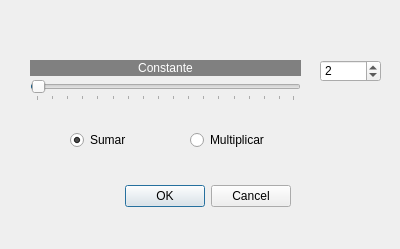
Old version of the form QFotoPaint5-Prac-Prueba/ajustarcanales.ui in the repository albertogg023/MiniPhotoshopWithOpenCV.
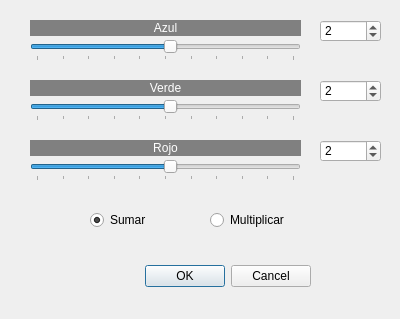
New version of the form.

```diff
--- a/QFotoPaint5-Prac-Prueba/ajustarcanales.ui
+++ b/QFotoPaint5-Prac-Prueba/ajustarcanales.ui
@@ -7,7 +7,7 @@
     <x>0</x>
     <y>0</y>
     <width>400</width>
-    <height>249</height>
+    <height>319</height>
    </rect>
   </property>
   <property name="windowTitle">
@@ -16,8 +16,8 @@
   <widget class="QDialogButtonBox" name="buttonBox">
    <property name="geometry">
     <rect>
-     <x>-50</x>
-     <y>180</y>
+     <x>-30</x>
+     <y>260</y>
      <width>341</width>
      <height>32</height>
     </rect>
@@ -33,7 +33,7 @@
    <property name="geometry">
     <rect>
      <x>30</x>
-     <y>60</y>
+     <y>20</y>
      <width>271</width>
      <height>16</height>
     </rect>
@@ -43,7 +43,7 @@
 color: rgb(255, 255, 255);</string>
    </property>
    <property name="text">
-    <string>Constante</string>
+    <string>Azul</string>
    </property>
    <property name="alignment">
     <set>Qt::AlignCenter</set>
@@ -53,16 +53,16 @@
    <property name="geometry">
     <rect>
      <x>320</x>
-     <y>60</y>
+     <y>20</y>
      <width>61</width>
      <height>22</height>
     </rect>
    </property>
    <property name="minimum">
-    <number>1</number>
+    <number>-50</number>
    </property>
    <property name="maximum">
-    <number>255</number>
+    <number>50</number>
    </property>
    <property name="value">
     <number>2</number>
@@ -72,16 +72,16 @@
    <property name="geometry">
     <rect>
      <x>30</x>
-     <y>80</y>
+     <y>40</y>
      <width>271</width>
      <height>21</height>
     </rect>
    </property>
    <property name="minimum">
-    <number>1</number>
+    <number>-50</number>
    </property>
    <property name="maximum">
-    <number>255</number>
+    <number>50</number>
    </property>
    <property name="value">
     <number>2</number>
@@ -93,14 +93,14 @@
     <enum>QSlider::TicksBelow</enum>
    </property>
    <property name="tickInterval">
-    <number>15</number>
+    <number>10</number>
    </property>
   </widget>
   <widget class="QRadioButton" name="radioButton">
    <property name="geometry">
     <rect>
-     <x>70</x>
-     <y>130</y>
+     <x>90</x>
+     <y>210</y>
      <width>95</width>
      <height>20</height>
     </rect>
@@ -115,8 +115,8 @@
   <widget class="QRadioButton" name="radioButton_2">
    <property name="geometry">
     <rect>
-     <x>190</x>
-     <y>130</y>
+     <x>210</x>
+     <y>210</y>
      <width>95</width>
      <height>20</height>
     </rect>
@@ -125,6 +125,140 @@
     <string>Multiplicar</string>
    </property>
   </widget>
+  <widget class="QSpinBox" name="spinBox_3">
+   <property name="geometry">
+    <rect>
+     <x>320</x>
+     <y>80</y>
+     <width>61</width>
+     <height>22</height>
+    </rect>
+   </property>
+   <property name="minimum">
+    <number>-50</number>
+   </property>
+   <property name="maximum">
+    <number>50</number>
+   </property>
+   <property name="value">
+    <number>2</number>
+   </property>
+  </widget>
+  <widget class="QSlider" name="horizontalSlider_3">
+   <property name="geometry">
+    <rect>
+     <x>30</x>
+     <y>100</y>
+     <width>271</width>
+     <height>21</height>
+    </rect>
+   </property>
+   <property name="minimum">
+    <number>-50</number>
+   </property>
+   <property name="maximum">
+    <number>50</number>
+   </property>
+   <property name="value">
+    <number>2</number>
+   </property>
+   <property name="orientation">
+    <enum>Qt::Horizontal</enum>
+   </property>
+   <property name="tickPosition">
+    <enum>QSlider::TicksBelow</enum>
+   </property>
+   <property name="tickInterval">
+    <number>10</number>
+   </property>
+  </widget>
+  <widget class="QLabel" name="label_3">
+   <property name="geometry">
+    <rect>
+     <x>30</x>
+     <y>80</y>
+     <width>271</width>
+     <height>16</height>
+    </rect>
+   </property>
+   <property name="styleSheet">
+    <string notr="true">background-color: rgb(128, 128, 128);
+color: rgb(255, 255, 255);</string>
+   </property>
+   <property name="text">
+    <string>Verde</string>
+   </property>
+   <property name="alignment">
+    <set>Qt::AlignCenter</set>
+   </property>
+  </widget>
+  <widget class="QSpinBox" name="spinBox_4">
+   <property name="geometry">
+    <rect>
+     <x>320</x>
+     <y>140</y>
+     <width>61</width>
+     <height>22</height>
+    </rect>
+   </property>
+   <property name="minimum">
+    <number>-50</number>
+   </property>
+   <property name="maximum">
+    <number>50</number>
+   </property>
+   <property name="value">
+    <number>2</number>
+   </property>
+  </widget>
+  <widget class="QSlider" name="horizontalSlider_4">
+   <property name="geometry">
+    <rect>
+     <x>30</x>
+     <y>160</y>
+     <width>271</width>
+     <height>21</height>
+    </rect>
+   </property>
+   <property name="minimum">
+    <number>-50</number>
+   </property>
+   <property name="maximum">
+    <number>50</number>
+   </property>
+   <property name="value">
+    <number>2</number>
+   </property>
+   <property name="orientation">
+    <enum>Qt::Horizontal</enum>
+   </property>
+   <property name="tickPosition">
+    <enum>QSlider::TicksBelow</enum>
+   </property>
+   <property name="tickInterval">
+    <number>10</number>
+   </property>
+  </widget>
+  <widget class="QLabel" name="label_4">
+   <property name="geometry">
+    <rect>
+     <x>30</x>
+     <y>140</y>
+     <width>271</width>
+     <height>16</height>
+    </rect>
+   </property>
+   <property name="styleSheet">
+    <string notr="true">background-color: rgb(128, 128, 128);
+color: rgb(255, 255, 255);</string>
+   </property>
+   <property name="text">
+    <string>Rojo</string>
+   </property>
+   <property name="alignment">
+    <set>Qt::AlignCenter</set>
+   </property>
+  </widget>
  </widget>
  <resources/>
  <connections>
```
Left out of the diff: 2 changed lines with no effect on the pictures.
